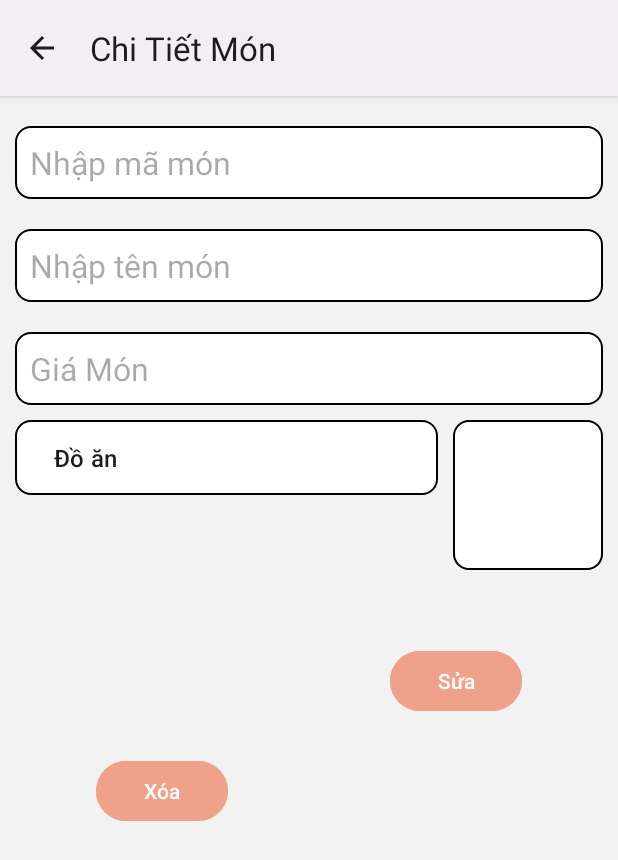
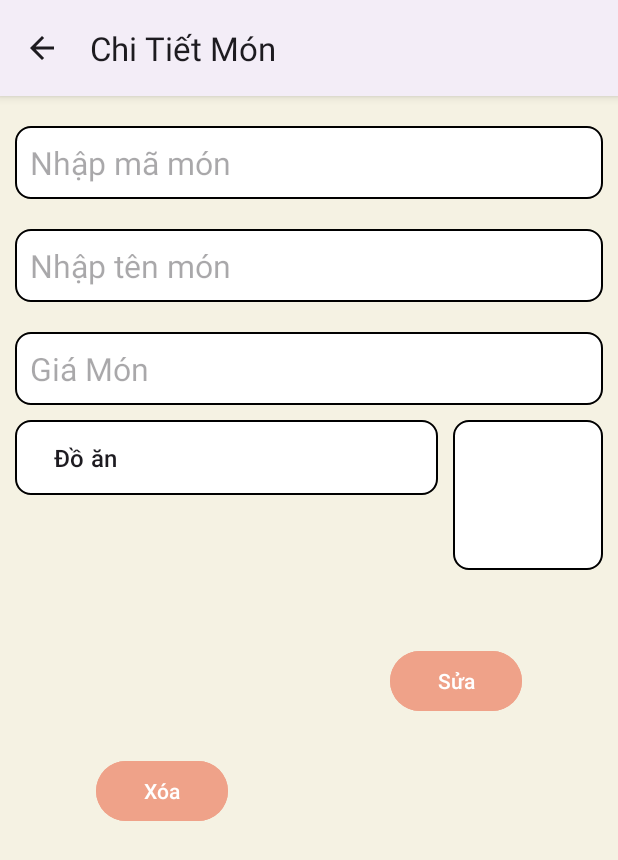
Before and after one commit to Dangthicamnhi/TnCoffee, an Android app: the ChiTietMon screen opened directly, with no data from a screen before it, on a phone screen of 412 x 824 dp. Shown: the top 860 px of the screen. Run offline under Robolectric (Android 15) with nearby library versions, the phone set to English and light mode, and no system bars; 9 statements that could not run were skipped.

Commit message:
QL Sản Phẩm

```diff
--- a/app/src/main/res/layout/activity_chi_tiet_mon.xml
+++ b/app/src/main/res/layout/activity_chi_tiet_mon.xml
@@ -4,7 +4,7 @@
     xmlns:tools="http://schemas.android.com/tools"
     android:layout_width="match_parent"
     android:layout_height="match_parent"
-    android:background="#f2f2f2"
+    android:background="#F5F2E3"
     android:orientation="vertical"
     android:padding="10sp"
     tools:context=".Activity.ChiTietMon">
```
